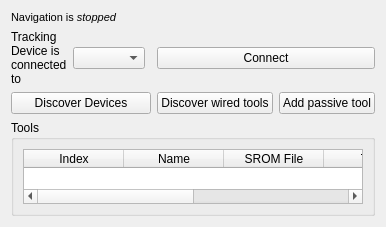
Before: the Qt Designer form Modules/IGTUI/Qmitk/QmitkNDIConfigurationWidget.ui in MITK/MITK, drawn with Qt 5.
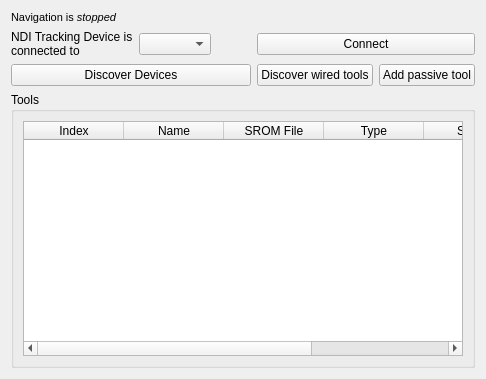
After: the same form once the commit is applied.

The edit to the form file:
```diff
--- a/Modules/IGTUI/Qmitk/QmitkNDIConfigurationWidget.ui
+++ b/Modules/IGTUI/Qmitk/QmitkNDIConfigurationWidget.ui
@@ -6,8 +6,8 @@
    <rect>
     <x>0</x>
     <y>0</y>
-    <width>352</width>
-    <height>227</height>
+    <width>486</width>
+    <height>379</height>
    </rect>
   </property>
   <property name="windowTitle">
@@ -17,7 +17,7 @@
    <item row="1" column="0">
     <widget class="QLabel" name="label_3">
      <property name="text">
-      <string>Tracking Device is connected to</string>
+      <string>NDI Tracking Device is connected to</string>
      </property>
      <property name="wordWrap">
       <bool>true</bool>
```
